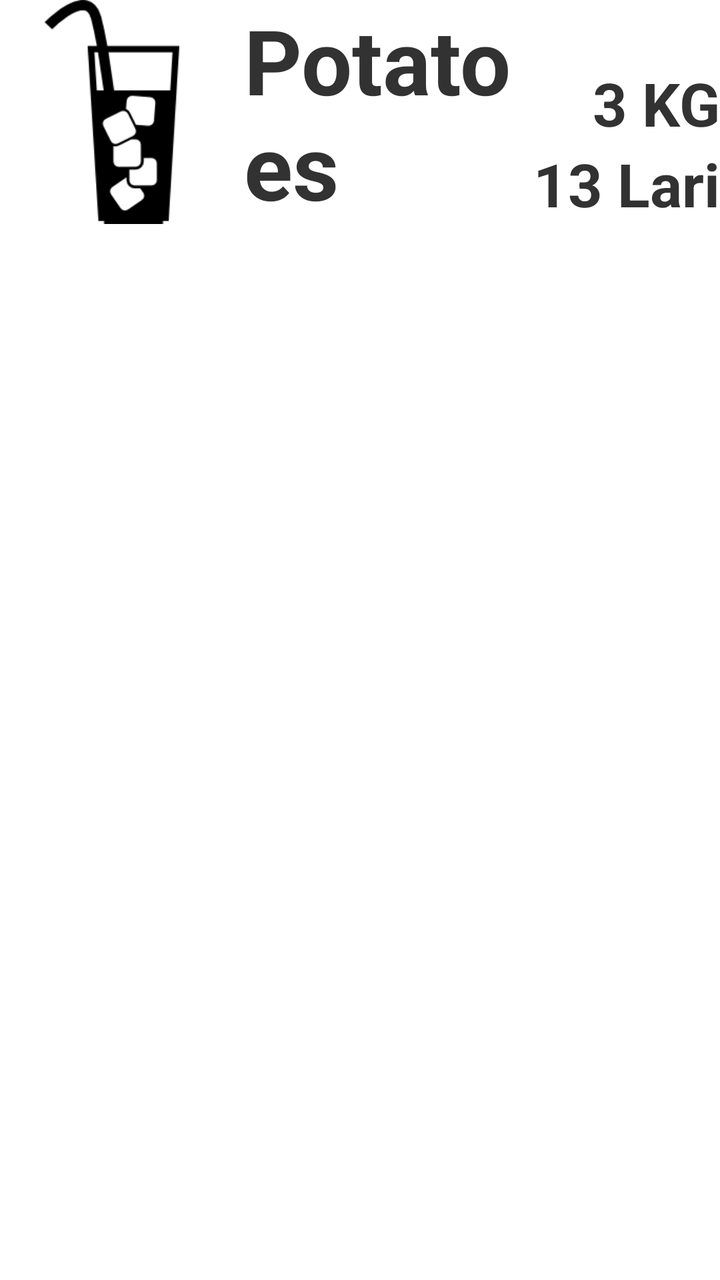
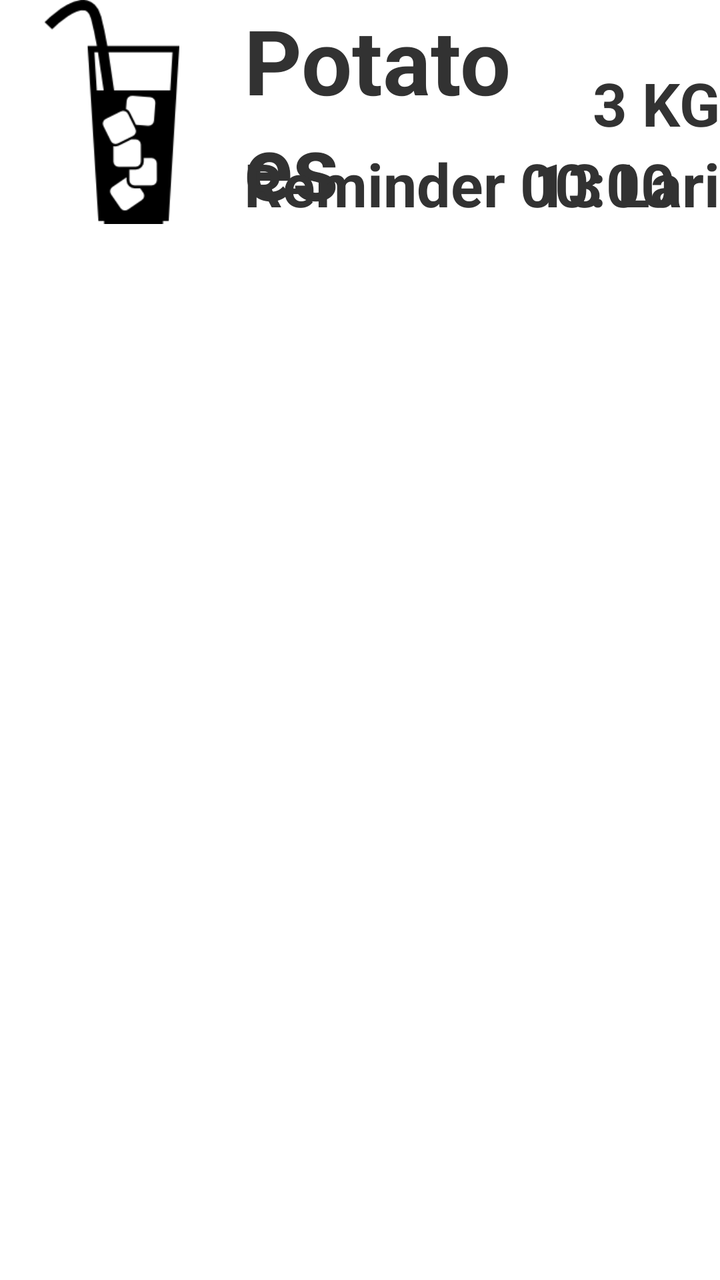

Compare the two renders of this Android layout. The source of the first and the diff that turns it into the second are given below.
<!-- AndroidManifest.xml: application theme AppTheme -->
<!-- res/layout/single_row.xml -->
<?xml version="1.0" encoding="utf-8"?>
<RelativeLayout xmlns:android="http://schemas.android.com/apk/res/android"
    android:layout_width="match_parent"
    android:layout_height="match_parent">

    <ImageView
        android:id="@+id/imageView"
        android:layout_width="112dp"
        android:layout_height="112dp"
        android:layout_alignParentStart="true"
        android:layout_alignParentTop="true"
        android:src="@drawable/food" />

    <TextView
        android:id="@+id/title"
        android:layout_width="wrap_content"
        android:layout_height="wrap_content"
        android:layout_marginStart="10dp"
        android:layout_toEndOf="@+id/imageView"
        android:text="Potatoes"
        android:textSize="45sp"
        android:textStyle="bold"
        android:layout_alignBottom="@+id/imageView"
        android:layout_toStartOf="@+id/price"
        android:layout_alignParentTop="true" />

    <TextView
        android:id="@+id/amount"
        android:layout_width="wrap_content"
        android:layout_height="wrap_content"
        android:text="3 KG"
        android:textSize="30sp"
        android:textStyle="bold"
        android:layout_toStartOf="@+id/price"
        android:layout_above="@+id/price"
        android:layout_alignParentEnd="true" />

    <TextView
        android:layout_alignParentRight="true"
        android:id="@+id/price"
        android:layout_width="wrap_content"
        android:layout_height="wrap_content"
        android:text="13 Lari"
        android:textSize="30sp"
        android:textStyle="bold"
        android:layout_alignBottom="@+id/title"
        android:layout_alignParentEnd="true" />
</RelativeLayout>
<!-- resources referenced by this layout -->
<resources>
  <!-- drawable food: png bitmap (drawable, 3693 bytes) -->
  <style name="AppTheme" parent="android:Theme.Holo.Light.DarkActionBar">
          
      </style>
</resources>

<!-- the commit's change to res/layout/single_row.xml (unified diff, before → after) -->
@@ -45,4 +45,15 @@
         android:textStyle="bold"
         android:layout_alignBottom="@+id/title"
         android:layout_alignParentEnd="true" />
+
+    <TextView
+        android:id="@+id/edit_reminder"
+        android:layout_width="wrap_content"
+        android:layout_height="wrap_content"
+        android:text="Reminder 00:00"
+        android:textSize="30sp"
+        android:textStyle="bold"
+        android:layout_toEndOf="@+id/imageView"
+        android:layout_alignBottom="@+id/title"
+        android:layout_alignStart="@+id/title" />
 </RelativeLayout>
